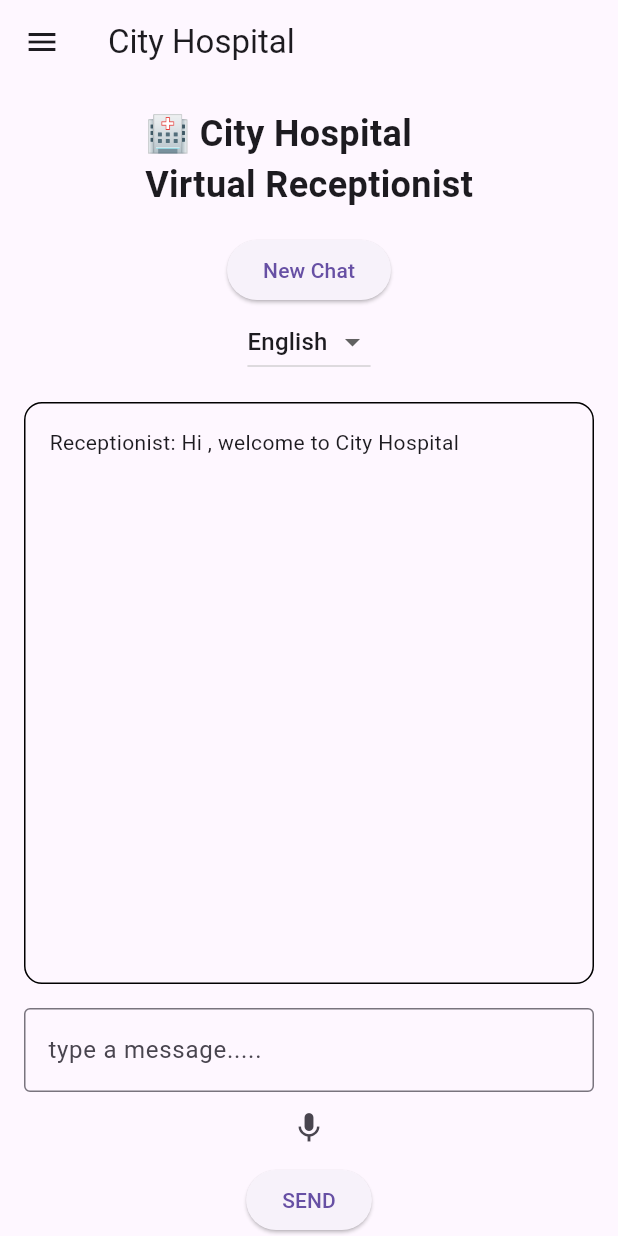
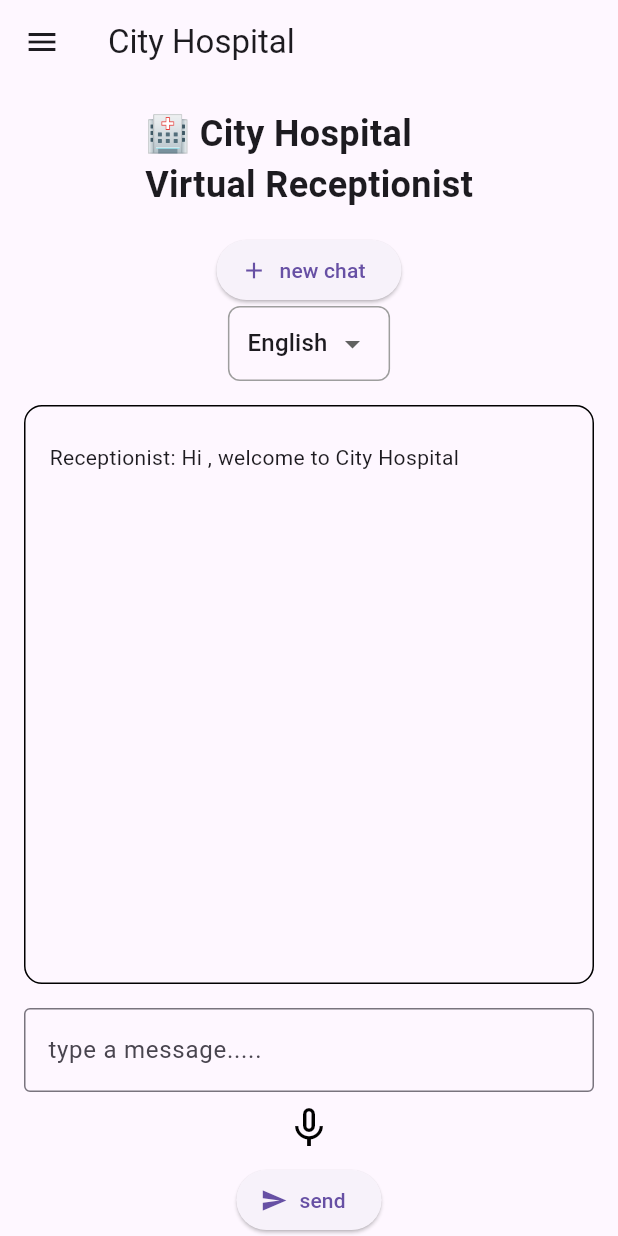
Before and after one commit to nithinyanna10/chat_agent, a Flutter app: the screen it shows after launch, after a tap on "Continue", on a phone screen of 412 x 824 dp. Run offline on Flutter 3.47's test engine with Material 3 defaults, Android fonts, the light colour scheme and no system bars; our stand-ins replace audioplayers, flutter_tts, speech_to_text; network calls fail.

Commit message:
minimal mvp ready

```diff
--- a/lib/main.dart
+++ b/lib/main.dart
@@ -258,6 +258,7 @@ class ChatPageState extends State<ChatPage> {
 
   List<ChatMessage> messages = [];
   String selectedLanguage = "English"; // multi language setup
+  bool isListening = false;
   SpeechInput speechInput = SpeechInput(); // initializing speech input
   AudioPlayer audioPlayer = AudioPlayer(); // spech output
   @override
@@ -294,6 +295,10 @@ class ChatPageState extends State<ChatPage> {
       return;
     }
 
+    setState(() {
+      isListening = true;
+    });
+
     await speechInput.listen(
       (text) {
         setState(() {
@@ -301,7 +306,11 @@ class ChatPageState extends State<ChatPage> {
         });
       },
       () {
-        sendMessage();
+        setState(() {
+          isListening = false;
+        });
+
+        sendMessage(fromVoice: true);
       },
     );
   }
@@ -441,7 +450,9 @@ class ChatPageState extends State<ChatPage> {
     }
   }
 
-  Future<void> sendMessage() async {
+  // fromVoice is true only when the message came from the mic,
+  // so typed messages get a text reply without voice
+  Future<void> sendMessage({bool fromVoice = false}) async {
     String userMessage = controller.text;
 
     if (userMessage.isEmpty) {
@@ -472,7 +483,7 @@ class ChatPageState extends State<ChatPage> {
     // if (data["audio"] != null) {
     //   await audioPlayer.play(BytesSource(base64Decode(data["audio"])));
     // }
-    if (data["audio"] != null) {
+    if (fromVoice && data["audio"] != null) {
       print("AUDIO RECEIVED");
       print("Audio length: ${data["audio"].length}");
 
@@ -603,11 +614,21 @@ class ChatPageState extends State<ChatPage> {
           ),
         ),
 
-        ElevatedButton(onPressed: newChat, child: Text("New Chat")),
-
-        DropdownButton<String>(
+        ElevatedButton.icon(
+          onPressed: newChat,
+          icon: Icon(Icons.add),
+          label: Text("new chat"),
+        ),
+        Container(
+          padding: EdgeInsets.symmetric(horizontal: 12),
+          decoration: BoxDecoration(
+            border: Border.all(color: Colors.grey),
+            borderRadius: BorderRadius.circular(8),
+          ),
+          child: DropdownButton<String>(
             // user can select spanish or english and converse
             value: selectedLanguage,
+            underline: SizedBox(),
             items: [
               DropdownMenuItem(value: "English", child: Text("English")),
               DropdownMenuItem(value: "Spanish", child: Text("Español")),
@@ -617,6 +638,7 @@ class ChatPageState extends State<ChatPage> {
                 selectedLanguage = value!;
               });
             },
+          ),
         ),
 
         Expanded(
@@ -632,8 +654,16 @@ class ChatPageState extends State<ChatPage> {
               itemBuilder: (context, index) {
                 ChatMessage message = messages[index];
 
-                return Text(
-                  "${message.isUser ? 'You: ' : 'Receptionist: '}${message.text}", // for tags in chat for receptionist and you
+                return Align(
+                  alignment: message.isUser
+                      ? Alignment.centerRight
+                      : Alignment.centerLeft,
+                  child: Padding(
+                    padding: EdgeInsets.symmetric(vertical: 8),
+                    child: Text(
+                      "${message.isUser ? 'You: ' : 'Receptionist: '}${message.text}", // for differentiating receptionist and you and also left and right ui change
+                    ),
+                  ),
                 );
               },
             ),
@@ -645,7 +675,6 @@ class ChatPageState extends State<ChatPage> {
           child: TextField(
             controller: controller,
             onSubmitted: (value) {
-              // enables the key board enter for text input
               sendMessage();
             },
             decoration: InputDecoration(
@@ -655,9 +684,21 @@ class ChatPageState extends State<ChatPage> {
           ),
         ),
 
-        IconButton(onPressed: startListening, icon: Icon(Icons.mic)),
+        IconButton(
+          onPressed: startListening,
+          icon: Icon(
+            isListening ? Icons.mic : Icons.mic_none,
+            color: isListening ? Colors.red : Colors.black,
+          ),
+          iconSize: 32,
+          tooltip: isListening ? "Listening..." : "Speak",
+        ), //enhancing icon
 
-        ElevatedButton(onPressed: sendMessage, child: Text("SEND")),
+        ElevatedButton.icon(
+          onPressed: sendMessage,
+          icon: Icon(Icons.send),
+          label: Text("send"),
+        ),
       ],
     );
   }
```
Lines whose indentation alone changed are shown as unchanged.
